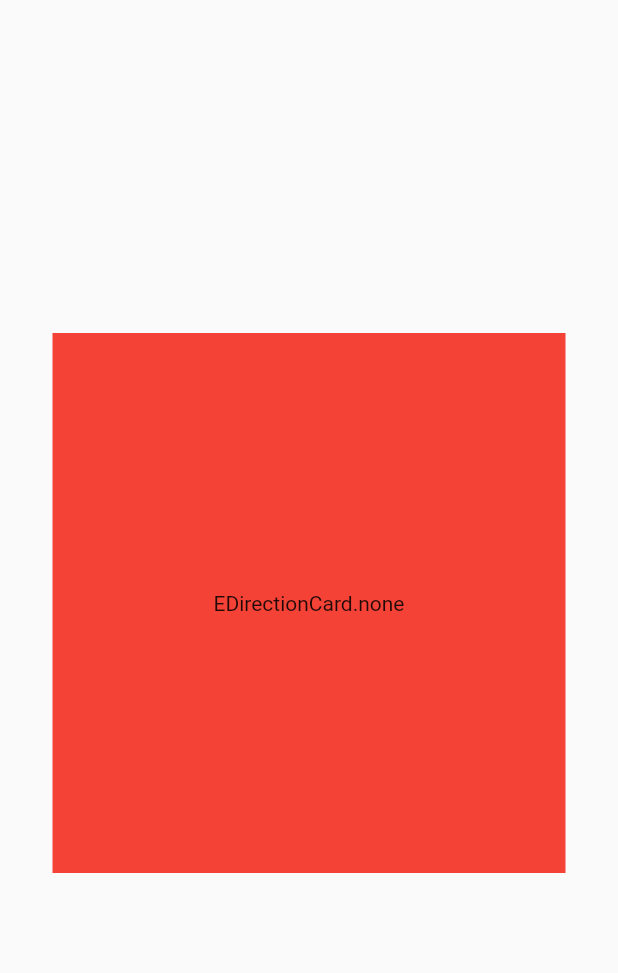
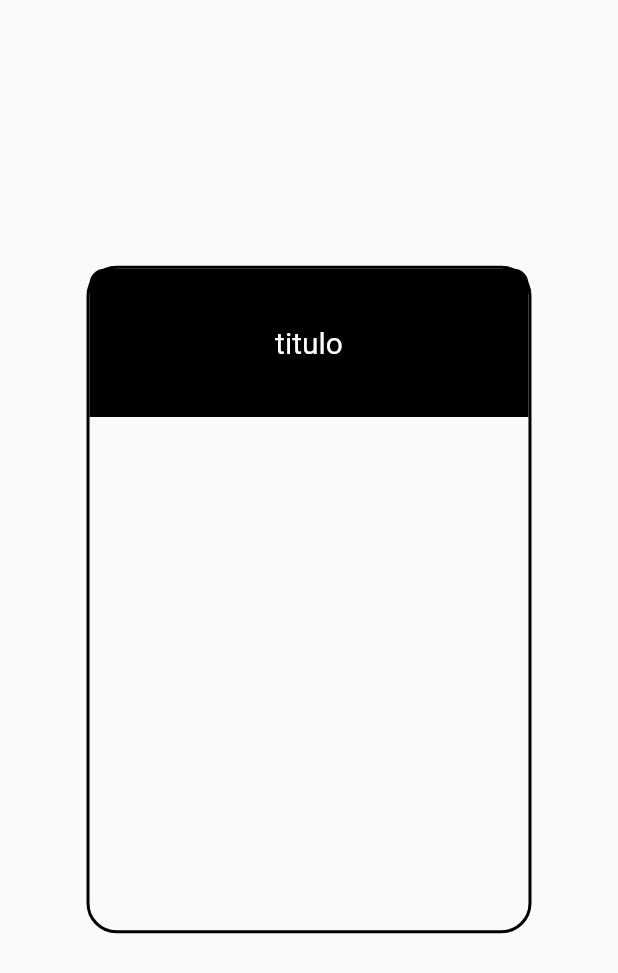
Before and after one commit to Joelnicolass/ghgod, a Flutter app: the screen it shows after launch, on a phone screen of 412 x 824 dp. Shown: the top 973 px of the screen. Run offline on Flutter 3.47's test engine with Material 2 defaults, Android fonts, the phone set to English and light mode, and no system bars; drawn by our look-alikes of tcard; our stand-ins replace appinio_swiper, bloc, equatable, flutter_bloc.

Commit message:
refactor handler and state

```diff
--- a/lib/features/card/ui/CardGame.dart
+++ b/lib/features/card/ui/CardGame.dart
@@ -35,19 +35,68 @@ class CardGH extends StatelessWidget {
                   ));
             }
           },
+          onPointerUp: (event) {
+            context
+                .read<CardGameBloc>()
+                .add(const OnCardGameEvent_CardDirection(
+                  directionCard: EDirectionCard.none,
+                ));
+          },
           child: Container(
-            key: _key,
-            color: state.directionCard == EDirectionCard.none
-                ? Colors.red
-                : state.directionCard == EDirectionCard.right
-                    ? Colors.green
-                    : Colors.blue,
-            child: Center(
-              child: Text(state.directionCard.toString()),
-            ),
-          ),
+              decoration: BoxDecoration(
+                borderRadius: BorderRadius.circular(20),
+                border: Border.all(
+                  color: Colors.black,
+                  width: 2,
+                ),
+              ),
+              key: _key,
+              child: Column(
+                children: [
+                  HeaderCardGame(
+                    state: state,
+                  )
+                ],
+              )),
         );
       },
     );
   }
 }
+
+class HeaderCardGame extends StatelessWidget {
+  final CardGameState state;
+
+  const HeaderCardGame({
+    Key? key,
+    required this.state,
+  }) : super(key: key);
+
+  @override
+  Widget build(BuildContext context) {
+    return Container(
+      height: MediaQuery.of(context).size.height * 0.12,
+      width: double.infinity,
+      decoration: const BoxDecoration(
+        color: Colors.black,
+        borderRadius: BorderRadius.only(
+          topLeft: Radius.circular(10),
+          topRight: Radius.circular(10),
+        ),
+      ),
+      child: Center(
+        child: Text(
+          state.directionCard == EDirectionCard.none
+              ? state.title
+              : state.directionCard == EDirectionCard.left
+                  ? state.leftText
+                  : state.rightText,
+          style: TextStyle(
+            color: Colors.white,
+            fontSize: 20,
+          ),
+        ),
+      ),
+    );
+  }
+}
--- a/lib/features/card/ui/bloc/card_game_state.dart
+++ b/lib/features/card/ui/bloc/card_game_state.dart
@@ -3,11 +3,11 @@ part of 'card_game_bloc.dart';
 class CardGameState extends Equatable {
   final EDirectionCard directionCard;
 
-  final String title = '';
-  final String description = '';
+  final String title = 'titulo';
+  final String description = 'descripcion';
   final String image = '';
-  final String leftText = '';
-  final String rightText = '';
+  final String leftText = 'decision izq';
+  final String rightText = 'decision der';
   final dynamic leftAction = '';
   final dynamic rightAction = '';
   final dynamic content = '';
--- a/lib/features/card_handler/ui/card_handler.dart
+++ b/lib/features/card_handler/ui/card_handler.dart
@@ -1,3 +1,4 @@
+import 'package:appinio_swiper/appinio_swiper.dart';
 import 'package:flutter/material.dart';
 import 'package:gh_god/features/card/ui/CardGame.dart';
 import 'package:tcard/tcard.dart';
@@ -10,12 +11,16 @@ class CardHandler extends StatelessWidget {
     final controller = TCardController();
 
     return TCard(
+      size: Size(
+        MediaQuery.of(context).size.width * 0.8,
+        MediaQuery.of(context).size.height * 0.6,
+      ),
       cards: [CardGH()],
       controller: controller,
       onForward: (index, info) {
         print('adelante');
       },
-      lockYAxis: true,
+      lockYAxis: false,
       onEnd: () {
         print('fin');
       },
```
